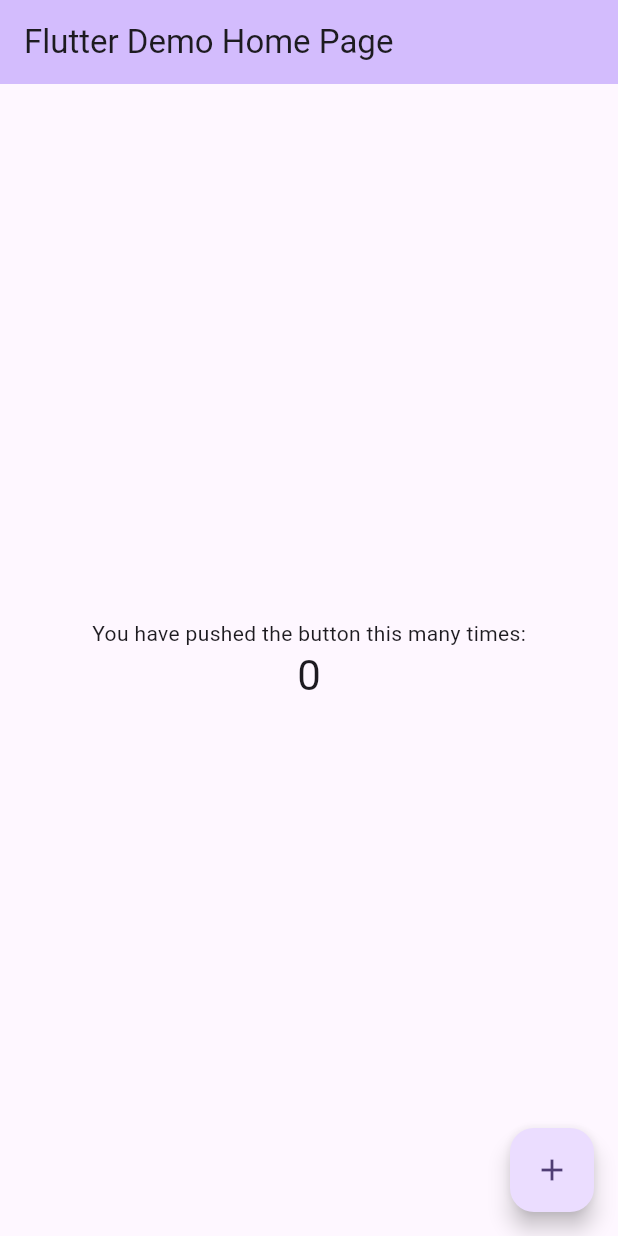
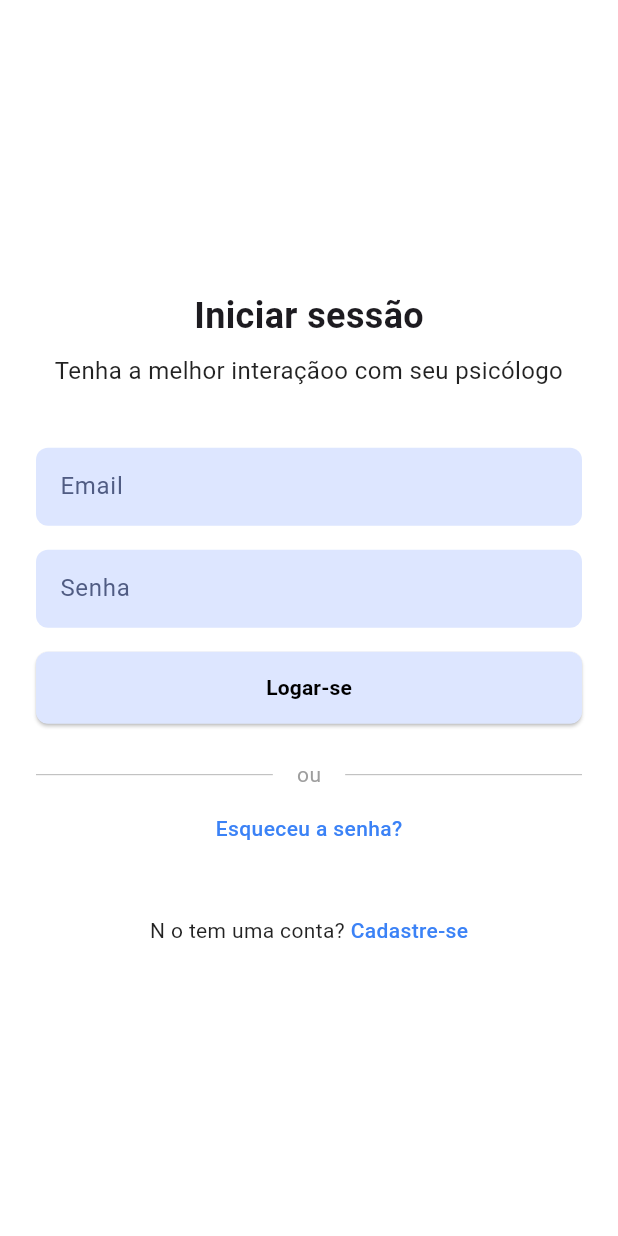
Before and after one commit to LiraTecnologic/helppsico-mobile, a Flutter app: the screen it shows after launch, on a phone screen of 412 x 824 dp. Run offline on Flutter 3.47's test engine with Material 3 defaults, Android fonts, the phone set to English and light mode, and no system bars.

Commit message:
#MTR01:feat/Adicionando a tela de login

```diff
--- a/helppsico_mobile/lib/main.dart
+++ b/helppsico_mobile/lib/main.dart
@@ -1,122 +1,28 @@
 import 'package:flutter/material.dart';
+import 'package:helppsico_mobile/presentation/screens/login_screen.dart';
+
 
 void main() {
   runApp(const MyApp());
 }
 
 class MyApp extends StatelessWidget {
-  const MyApp({super.key});
+  const MyApp({Key? key}) : super(key: key);
 
-  // This widget is the root of your application.
   @override
   Widget build(BuildContext context) {
     return MaterialApp(
-      title: 'Flutter Demo',
+      title: 'HelpPsico',
+      debugShowCheckedModeBanner: false,
       theme: ThemeData(
-        // This is the theme of your application.
-        //
-        // TRY THIS: Try running your application with "flutter run". You'll see
-        // the application has a purple toolbar. Then, without quitting the app,
-        // try changing the seedColor in the colorScheme below to Colors.green
-        // and then invoke "hot reload" (save your changes or press the "hot
-        // reload" button in a Flutter-supported IDE, or press "r" if you used
-        // the command line to start the app).
-        //
-        // Notice that the counter didn't reset back to zero; the application
-        // state is not lost during the reload. To reset the state, use hot
-        // restart instead.
-        //
-        // This works for code too, not just values: Most code changes can be
-        // tested with just a hot reload.
-        colorScheme: ColorScheme.fromSeed(seedColor: Colors.deepPurple),
+        primarySwatch: Colors.blue,
+        scaffoldBackgroundColor: Colors.white,
+        fontFamily: 'Roboto',
       ),
-      home: const MyHomePage(title: 'Flutter Demo Home Page'),
+      initialRoute: '/login',
+      routes: {
+        '/login': (context) => const LoginScreen(),
+      },
     );
   }
 }
-
-class MyHomePage extends StatefulWidget {
-  const MyHomePage({super.key, required this.title});
-
-  // This widget is the home page of your application. It is stateful, meaning
-  // that it has a State object (defined below) that contains fields that affect
-  // how it looks.
-
-  // This class is the configuration for the state. It holds the values (in this
-  // case the title) provided by the parent (in this case the App widget) and
-  // used by the build method of the State. Fields in a Widget subclass are
-  // always marked "final".
-
-  final String title;
-
-  @override
-  State<MyHomePage> createState() => _MyHomePageState();
-}
-
-class _MyHomePageState extends State<MyHomePage> {
-  int _counter = 0;
-
-  void _incrementCounter() {
-    setState(() {
-      // This call to setState tells the Flutter framework that something has
-      // changed in this State, which causes it to rerun the build method below
-      // so that the display can reflect the updated values. If we changed
-      // _counter without calling setState(), then the build method would not be
-      // called again, and so nothing would appear to happen.
-      _counter++;
-    });
-  }
-
-  @override
-  Widget build(BuildContext context) {
-    // This method is rerun every time setState is called, for instance as done
-    // by the _incrementCounter method above.
-    //
-    // The Flutter framework has been optimized to make rerunning build methods
-    // fast, so that you can just rebuild anything that needs updating rather
-    // than having to individually change instances of widgets.
-    return Scaffold(
-      appBar: AppBar(
-        // TRY THIS: Try changing the color here to a specific color (to
-        // Colors.amber, perhaps?) and trigger a hot reload to see the AppBar
-        // change color while the other colors stay the same.
-        backgroundColor: Theme.of(context).colorScheme.inversePrimary,
-        // Here we take the value from the MyHomePage object that was created by
-        // the App.build method, and use it to set our appbar title.
-        title: Text(widget.title),
-      ),
-      body: Center(
-        // Center is a layout widget. It takes a single child and positions it
-        // in the middle of the parent.
-        child: Column(
-          // Column is also a layout widget. It takes a list of children and
-          // arranges them vertically. By default, it sizes itself to fit its
-          // children horizontally, and tries to be as tall as its parent.
-          //
-          // Column has various properties to control how it sizes itself and
-          // how it positions its children. Here we use mainAxisAlignment to
-          // center the children vertically; the main axis here is the vertical
-          // axis because Columns are vertical (the cross axis would be
-          // horizontal).
-          //
-          // TRY THIS: Invoke "debug painting" (choose the "Toggle Debug Paint"
-          // action in the IDE, or press "p" in the console), to see the
-          // wireframe for each widget.
-          mainAxisAlignment: MainAxisAlignment.center,
-          children: <Widget>[
-            const Text('You have pushed the button this many times:'),
-            Text(
-              '$_counter',
-              style: Theme.of(context).textTheme.headlineMedium,
-            ),
-          ],
-        ),
-      ),
-      floatingActionButton: FloatingActionButton(
-        onPressed: _incrementCounter,
-        tooltip: 'Increment',
-        child: const Icon(Icons.add),
-      ), // This trailing comma makes auto-formatting nicer for build methods.
-    );
-  }
-}
--- /dev/null
+++ b/helppsico_mobile/lib/presentation/screens/login_screen.dart
@@ -0,0 +1,105 @@
+
+import 'package:flutter/material.dart';
+import '../widgets/custom_button.dart';
+import '../widgets/custom_text_field.dart';
+import '../widgets/text_divider.dart';
+import '../widgets/text_link.dart';
+
+export 'login_screen.dart';
+
+class LoginScreen extends StatelessWidget {
+  const LoginScreen({Key? key}) : super(key: key);
+
+  @override
+  Widget build(BuildContext context) {
+    return Scaffold(
+      backgroundColor: Colors.white,
+      body: SafeArea(
+        child: Padding(
+          padding: const EdgeInsets.symmetric(horizontal: 24.0),
+          child: Center(
+            child: SingleChildScrollView(
+              child: Column(
+                mainAxisAlignment: MainAxisAlignment.center,
+                crossAxisAlignment: CrossAxisAlignment.center,
+                children: [
+
+                  const Text(
+                    'Iniciar sessão',
+                    style: TextStyle(
+                      fontSize: 24.0,
+                      fontWeight: FontWeight.bold,
+                    ),
+                  ),
+                  const SizedBox(height: 8.0),
+                  const Text(
+                    'Tenha a melhor interaçãoo com seu psicólogo',
+                    textAlign: TextAlign.center,
+                    style: TextStyle(
+                      fontSize: 16.0,
+                      color: Colors.black87,
+                    ),
+                  ),
+                  const SizedBox(height: 32.0),
+
+                  const CustomTextField(
+                    hintText: 'Email',
+                    keyboardType: TextInputType.emailAddress,
+                  ),
+                  const CustomTextField(
+                    hintText: 'Senha',
+                    obscureText: true,
+                  ),
+
+
+                  CustomButton(
+                    text: 'Logar-se',
+                    onPressed: () {
+
+                    },
+                  ),
+
+
+                  const SizedBox(height: 16.0),
+                  const TextDivider(text: 'ou'),
+                  const SizedBox(height: 16.0),
+
+
+                  Center(
+                    child: TextLink(
+                      text: 'Esqueceu a senha?',
+                      onTap: () {
+                        print('Forgot password');
+                      },
+                    ),
+                  ),
+
+
+                  const SizedBox(height: 48.0),
+                  Row(
+                    mainAxisAlignment: MainAxisAlignment.center,
+                    children: [
+                      const Text(
+                        'N o tem uma conta? ',
+                        style: TextStyle(
+                          fontSize: 14.0,
+                          color: Colors.black87,
+                        ),
+                      ),
+                      TextLink(
+                        text: 'Cadastre-se',
+                        onTap: () {
+
+                        },
+                      ),
+                    ],
+                  ),
+                ],
+              ),
+            ),
+          ),
+        ),
+      ),
+    );
+  }
+}
--- a/helppsico_mobile/presentation/widgets/custom_button.dart
+++ b/helppsico_mobile/lib/presentation/widgets/custom_button.dart
@@ -1,5 +1,6 @@
 
 import 'package:flutter/material.dart';
+
 
 class CustomButton extends StatelessWidget {
   final String text;
```
Also changed, not shown: helppsico_mobile/lib/presentation/widgets/custom_text_field.dart (renamed from helppsico_mobile/presentation/widgets/custom_text_field.dart), helppsico_mobile/lib/presentation/widgets/text_divider.dart (renamed from helppsico_mobile/presentation/widgets/text_divider.dart), helppsico_mobile/lib/presentation/widgets/text_link.dart (renamed from helppsico_mobile/presentation/widgets/text_link.dart).
